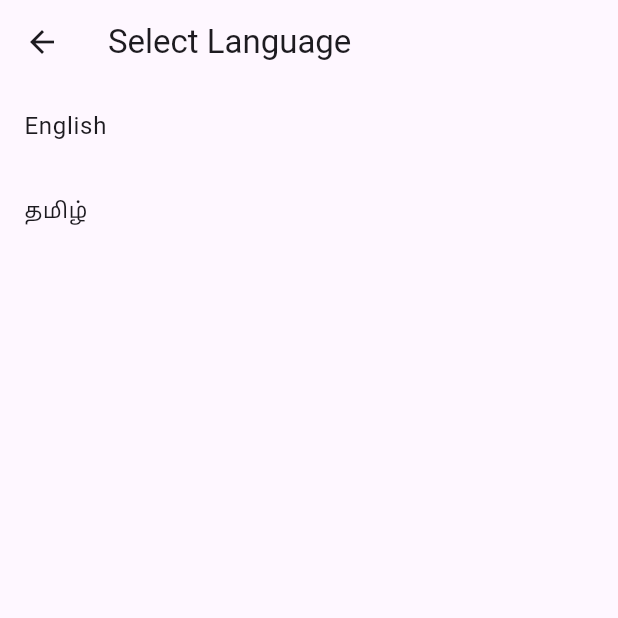
After one commit to NigilDharsan/VilFresh, a Flutter app: the LanguagePage screen opened directly, after a tap on "English", on a phone screen of 412 x 824 dp, the top half of it. The commit adds this screen. Run offline on Flutter 3.47's test engine with Material 3 defaults, Android fonts, the phone set to English and light mode, and no system bars; our stand-ins replace calendar_date_picker2, carousel_slider, dio, flutter_dash, flutter_easyloading, flutter_riverpod and 13 more; accounts and stored records are empty; generated files the repository leaves out were written again; project files that could hold a hidden picture were left out.

Commit message:
Localization -> Multiple languages

```diff
--- a/lib/Src/Home_DashBoard_Ui/NavDrawar.dart
+++ b/lib/Src/Home_DashBoard_Ui/NavDrawar.dart
@@ -1,8 +1,10 @@
 import 'package:flutter/material.dart';
+import 'package:flutter_gen/gen_l10n/app_localizations.dart';
 import 'package:vilfresh/Common_Widgets/Bottom_Navigation_Bar.dart';
 import 'package:vilfresh/Common_Widgets/Image_Path.dart';
 import 'package:vilfresh/Src/Contact_Us_Ui/Contact_Us_Screen.dart';
 import 'package:vilfresh/Src/Holidays_Ui/Holidays_Screen.dart';
+import 'package:vilfresh/Src/Language/LanguageList.dart';
 import 'package:vilfresh/Src/My_Order_Ui/My_Order_Screen.dart';
 import 'package:vilfresh/Src/Refer_And_Earn_Ui/Refer_And_Earn_Screen.dart';
 import 'package:vilfresh/Src/Subscribed_Items_Ui/Subscribed_Item_Screen.dart';
@@ -22,7 +24,8 @@ class NavDrawer extends StatelessWidget {
           child: Column(
             children: [
               Container(
-                margin: EdgeInsets.only(top: 20, bottom: 20, left: 20, right: 20),
+                margin:
+                    EdgeInsets.only(top: 20, bottom: 20, left: 20, right: 20),
                 height: 150,
                 width: MediaQuery.sizeOf(context).width,
                 decoration: BoxDecoration(
@@ -53,15 +56,19 @@ class NavDrawer extends StatelessWidget {
                     Navigator.push(
                         context,
                         MaterialPageRoute(
-                            builder: (context) => My_Order_Screen(isMore: true,)));
+                            builder: (context) => My_Order_Screen(
+                                  isMore: true,
+                                )));
                   }),
               //TOP UP
               SideMenu(
                   IconImg: 'Topup.png',
                   menuName: 'Topup Wallet',
                   onTap: () {
-                    Navigator.push(context,
-                        MaterialPageRoute(builder: (context) => Wallet_Screen()));
+                    Navigator.push(
+                        context,
+                        MaterialPageRoute(
+                            builder: (context) => Wallet_Screen()));
                   }),
               //WALLET
               SideMenu(
@@ -86,7 +93,14 @@ class NavDrawer extends StatelessWidget {
                   }),
               //Language
               SideMenu(
-                  IconImg: 'language.png', menuName: 'Language', onTap: () {}),
+                  IconImg: 'language.png',
+                  menuName: AppLocalizations.of(context)!.language,
+                  onTap: () {
+                    Navigator.push(
+                      context,
+                      MaterialPageRoute(builder: (context) => LanguagePage()),
+                    );
+                  }),
               //Refer & Earn
               SideMenu(
                   IconImg: 'Referandearn.png',
@@ -116,8 +130,7 @@ class NavDrawer extends StatelessWidget {
               SideMenu(
                   IconImg: 'T&C.png',
                   menuName: 'Terms & Conditions',
-                  onTap: () {
-                  }),
+                  onTap: () {}),
 
               //HOLIDAYS
               SideMenu(
--- /dev/null
+++ b/lib/Src/Language/LanguageList.dart
@@ -0,0 +1,35 @@
+import 'package:flutter/material.dart';
+import 'package:flutter_gen/gen_l10n/app_localizations.dart';
+import 'package:vilfresh/main.dart';
+
+class LanguagePage extends StatelessWidget {
+  @override
+  Widget build(BuildContext context) {
+    return Scaffold(
+      appBar: AppBar(
+        title: Text(AppLocalizations.of(context)!.select_language),
+      ),
+      body: ListView(
+        children: [
+          ListTile(
+            title: Text('English'),
+            onTap: () {
+              _changeLanguage(context, Locale('en'));
+            },
+          ),
+          ListTile(
+            title: Text('தமிழ்'),
+            onTap: () {
+              _changeLanguage(context, Locale('ta'));
+            },
+          ),
+          // Add more languages here
+        ],
+      ),
+    );
+  }
+
+  void _changeLanguage(BuildContext context, Locale newLocale) {
+    MyApp.setLocale(context, newLocale);
+  }
+}
--- /dev/null
+++ b/lib/l10n/app_en.arb
@@ -0,0 +1,6 @@
+{
+    "title": "Home",
+    "settings": "Settings",
+    "language": "Language",
+    "select_language": "Select Language"
+}
--- /dev/null
+++ b/lib/l10n/app_ta.arb
@@ -0,0 +1,6 @@
+{
+    "title": "முகப்பு",
+    "settings": "அமைப்புகள்",
+    "language": "மொழி",
+    "select_language": "மொழி"
+}
--- a/lib/main.dart
+++ b/lib/main.dart
@@ -1,6 +1,9 @@
 import 'package:flutter/material.dart';
+import 'package:flutter_gen/gen_l10n/app_localizations.dart';
+import 'package:flutter_localizations/flutter_localizations.dart';
 import 'package:flutter_riverpod/flutter_riverpod.dart';
 import 'package:vilfresh/Common_Widgets/Bottom_Navigation_Bar.dart';
+import 'package:vilfresh/utilits/Generic.dart';
 import 'package:vilfresh/utilits/Landing.dart';
 
 import 'Src/Login_Ui/Login_Screen.dart';
@@ -9,13 +12,54 @@ void main() {
   runApp(const ProviderScope(child: MyApp()));
 }
 
-class MyApp extends StatelessWidget {
+class MyApp extends StatefulWidget {
   const MyApp({super.key});
+  static void setLocale(BuildContext context, Locale newLocale) {
+    _MyAppState state = context.findAncestorStateOfType<_MyAppState>()!;
+    state.setLocale(newLocale);
+  }
 
-  // This widget is the root of your application.
+  @override
+  _MyAppState createState() => _MyAppState();
+}
+
+class _MyAppState extends State<MyApp> {
+  Locale? _locale;
+
+  void setLocale(Locale locale) {
+    setState(() {
+      _locale = locale;
+      setLanguage(locale.languageCode);
+    });
+  }
+
+  @override
+  void initState() {
+    // TODO: implement initState
+    super.initState();
+
+    getLangauage();
+  }
+
+  getLangauage() async {
+    final getLang = await getlanguage() as String;
+    setState(() {
+      _locale = Locale(getLang);
+    });
+  }
+
   @override
   Widget build(BuildContext context) {
     return MaterialApp(
+      localizationsDelegates: [
+        GlobalMaterialLocalizations.delegate,
+        GlobalWidgetsLocalizations.delegate,
+        GlobalCupertinoLocalizations.delegate,
+        AppLocalizations.delegate,
+      ],
+      supportedLocales: AppLocalizations.supportedLocales,
+      locale: _locale,
+
       debugShowCheckedModeBanner: false,
       title: 'Flutter Demo',
       initialRoute: '/',
@@ -37,3 +81,5 @@ class MyApp extends StatelessWidget {
     );
   }
 }
+
+  // This widget is the root of your application.
--- a/lib/utilits/Generic.dart
+++ b/lib/utilits/Generic.dart
@@ -96,6 +96,18 @@ Future<Map<String, String?>> getAddressData() async {
     'address': address,
     'addressId': addressId,
   };
+}
+
+Future<void> setLanguage(String language) async {
+  final SharedPreferences prefs = await SharedPreferences.getInstance();
+  await prefs.setString('language', language);
+}
+
+Future<String?> getlanguage() async {
+  final SharedPreferences prefs = await SharedPreferences.getInstance();
+  final String? language = prefs.getString('language');
+
+  return language ?? "en";
 }
 
 class NavigationService {
```
